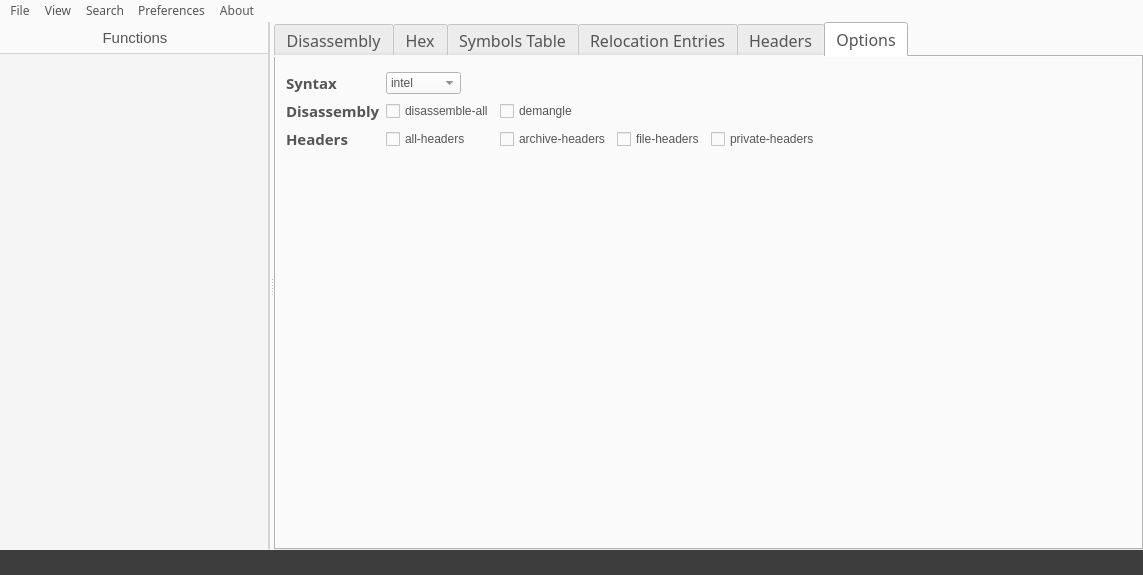
This is src/mainwindow.ui in jubal-R/ObjGui as Qt 5 draws it before an edit. The edited form follows.
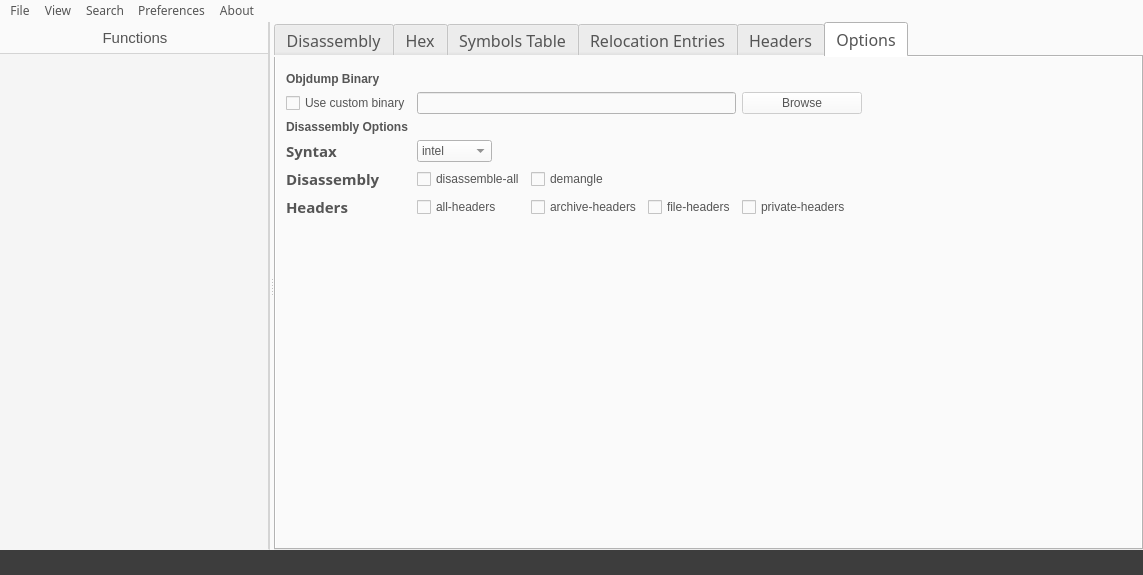
This is the edited form. The open tabs and pages were chosen to show the change.

Commit message: added support for custom objdump binaries

```diff
--- a/src/mainwindow.ui
+++ b/src/mainwindow.ui
@@ -598,6 +598,13 @@
              <number>15</number>
             </property>
             <item row="1" column="0">
+             <widget class="QCheckBox" name="customBinaryCheckBox">
+              <property name="text">
+               <string>Use custom binary</string>
+              </property>
+             </widget>
+            </item>
+            <item row="4" column="0">
              <widget class="QLabel" name="disassemblyFlagLabel">
               <property name="font">
                <font>
@@ -612,33 +619,7 @@
               </property>
              </widget>
             </item>
-            <item row="1" column="1">
-             <widget class="QCheckBox" name="disassemblyFlagcheckBox">
-              <property name="toolTip">
-               <string>&lt;html&gt;&lt;head/&gt;&lt;body&gt;&lt;p&gt;Display assembler contents of all sections&lt;/p&gt;&lt;/body&gt;&lt;/html&gt;</string>
-              </property>
-              <property name="text">
-               <string>disassemble-all</string>
-              </property>
-             </widget>
-            </item>
-            <item row="2" column="2">
-             <widget class="QCheckBox" name="archiveHeadersCheckBox">
-              <property name="maximumSize">
-               <size>
-                <width>150</width>
-                <height>16777215</height>
-               </size>
-              </property>
-              <property name="toolTip">
-               <string>&lt;html&gt;&lt;head/&gt;&lt;body&gt;&lt;p&gt;Display archive header information&lt;/p&gt;&lt;/body&gt;&lt;/html&gt;</string>
-              </property>
-              <property name="text">
-               <string>archive-headers</string>
-              </property>
-             </widget>
-            </item>
-            <item row="2" column="3">
+            <item row="5" column="3">
              <widget class="QCheckBox" name="fileHeadersCheckBox">
               <property name="maximumSize">
                <size>
@@ -654,7 +635,7 @@
               </property>
              </widget>
             </item>
-            <item row="2" column="4">
+            <item row="5" column="4">
              <widget class="QCheckBox" name="privateHeadersCheckBox">
               <property name="maximumSize">
                <size>
@@ -670,7 +651,66 @@
               </property>
              </widget>
             </item>
-            <item row="0" column="0">
+            <item row="2" column="0">
+             <widget class="QLabel" name="label_2">
+              <property name="font">
+               <font>
+                <weight>75</weight>
+                <bold>true</bold>
+               </font>
+              </property>
+              <property name="text">
+               <string>Disassembly Options</string>
+              </property>
+             </widget>
+            </item>
+            <item row="5" column="2">
+             <widget class="QCheckBox" name="archiveHeadersCheckBox">
+              <property name="maximumSize">
+               <size>
+                <width>150</width>
+                <height>16777215</height>
+               </size>
+              </property>
+              <property name="toolTip">
+               <string>&lt;html&gt;&lt;head/&gt;&lt;body&gt;&lt;p&gt;Display archive header information&lt;/p&gt;&lt;/body&gt;&lt;/html&gt;</string>
+              </property>
+              <property name="text">
+               <string>archive-headers</string>
+              </property>
+             </widget>
+            </item>
+            <item row="4" column="2">
+             <widget class="QCheckBox" name="checkBox">
+              <property name="toolTip">
+               <string>&lt;html&gt;&lt;head/&gt;&lt;body&gt;&lt;p&gt;Decode mangled/processed symbol names&lt;/p&gt;&lt;/body&gt;&lt;/html&gt;</string>
+              </property>
+              <property name="text">
+               <string>demangle</string>
+              </property>
+             </widget>
+            </item>
+            <item row="3" column="1">
+             <widget class="QComboBox" name="syntaxComboBox">
+              <property name="maximumSize">
+               <size>
+                <width>75</width>
+                <height>16777215</height>
+               </size>
+              </property>
+              <item>
+               <property name="text">
+                <string>intel</string>
+               </property>
+              </item>
+              <item>
+               <property name="text">
+                <string>att</string>
+               </property>
+              </item>
+             </widget>
+            </item>
+            <item row="3" column="0">
              <widget class="QLabel" name="syntaxLabel">
               <property name="font">
                <font>
@@ -689,23 +729,17 @@
               </property>
              </widget>
             </item>
-            <item row="2" column="0">
-             <widget class="QLabel" name="headersLabel">
-              <property name="font">
-               <font>
-                <family>Noto Sans</family>
-                <pointsize>11</pointsize>
-                <weight>75</weight>
-                <italic>false</italic>
-                <bold>true</bold>
-               </font>
+            <item row="4" column="1">
+             <widget class="QCheckBox" name="disassemblyFlagcheckBox">
+              <property name="toolTip">
+               <string>&lt;html&gt;&lt;head/&gt;&lt;body&gt;&lt;p&gt;Display assembler contents of all sections&lt;/p&gt;&lt;/body&gt;&lt;/html&gt;</string>
               </property>
               <property name="text">
-               <string>Headers</string>
+               <string>disassemble-all</string>
               </property>
              </widget>
             </item>
-            <item row="2" column="1">
+            <item row="5" column="1">
              <widget class="QCheckBox" name="allHeadersCheckBox">
               <property name="maximumSize">
                <size>
@@ -721,20 +755,59 @@
               </property>
              </widget>
             </item>
-            <item row="3" column="0">
-             <spacer name="verticalSpacer">
-              <property name="orientation">
-               <enum>Qt::Vertical</enum>
+            <item row="1" column="1" colspan="3">
+             <widget class="QLineEdit" name="customBinaryLineEdit">
+              <property name="readOnly">
+               <bool>true</bool>
               </property>
-              <property name="sizeHint" stdset="0">
+             </widget>
+            </item>
+            <item row="5" column="0">
+             <widget class="QLabel" name="headersLabel">
+              <property name="font">
+               <font>
+                <family>Noto Sans</family>
+                <pointsize>11</pointsize>
+                <weight>75</weight>
+                <italic>false</italic>
+                <bold>true</bold>
+               </font>
+              </property>
+              <property name="text">
+               <string>Headers</string>
+              </property>
+             </widget>
+            </item>
+            <item row="0" column="0">
+             <widget class="QLabel" name="label">
+              <property name="font">
+               <font>
+                <weight>75</weight>
+                <bold>true</bold>
+               </font>
+              </property>
+              <property name="text">
+               <string>Objdump Binary</string>
+              </property>
+             </widget>
+            </item>
+            <item row="1" column="4">
+             <widget class="QPushButton" name="customBinaryButton">
+              <property name="enabled">
+               <bool>false</bool>
+              </property>
+              <property name="maximumSize">
                <size>
-                <width>20</width>
-                <height>40</height>
+                <width>120</width>
+                <height>16777215</height>
                </size>
               </property>
-             </spacer>
+              <property name="text">
+               <string>Browse</string>
+              </property>
+             </widget>
             </item>
-            <item row="0" column="4">
+            <item row="3" column="4">
              <spacer name="horizontalSpacer">
               <property name="orientation">
                <enum>Qt::Horizontal</enum>
@@ -747,35 +820,18 @@
               </property>
              </spacer>
             </item>
-            <item row="0" column="1">
-             <widget class="QComboBox" name="syntaxComboBox">
-              <property name="maximumSize">
+            <item row="6" column="0">
+             <spacer name="verticalSpacer">
+              <property name="orientation">
+               <enum>Qt::Vertical</enum>
+              </property>
+              <property name="sizeHint" stdset="0">
                <size>
-                <width>75</width>
-                <height>16777215</height>
+                <width>20</width>
+                <height>40</height>
                </size>
               </property>
-              <item>
-               <property name="text">
-                <string>intel</string>
-               </property>
-              </item>
-              <item>
-               <property name="text">
-                <string>att</string>
-               </property>
-              </item>
-             </widget>
-            </item>
-            <item row="1" column="2">
-             <widget class="QCheckBox" name="checkBox">
-              <property name="toolTip">
-               <string>&lt;html&gt;&lt;head/&gt;&lt;body&gt;&lt;p&gt;Decode mangled/processed symbol names&lt;/p&gt;&lt;/body&gt;&lt;/html&gt;</string>
-              </property>
-              <property name="text">
-               <string>demangle</string>
-              </property>
-             </widget>
+             </spacer>
             </item>
            </layout>
           </widget>
```
The commit also changes 5 other files.
